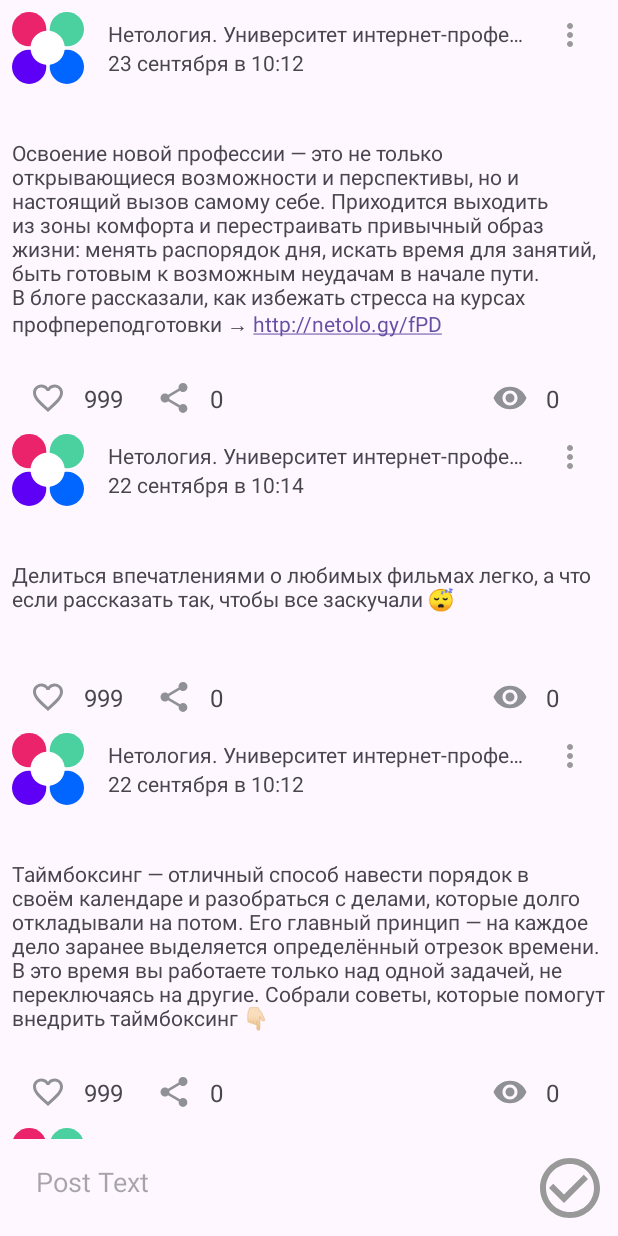
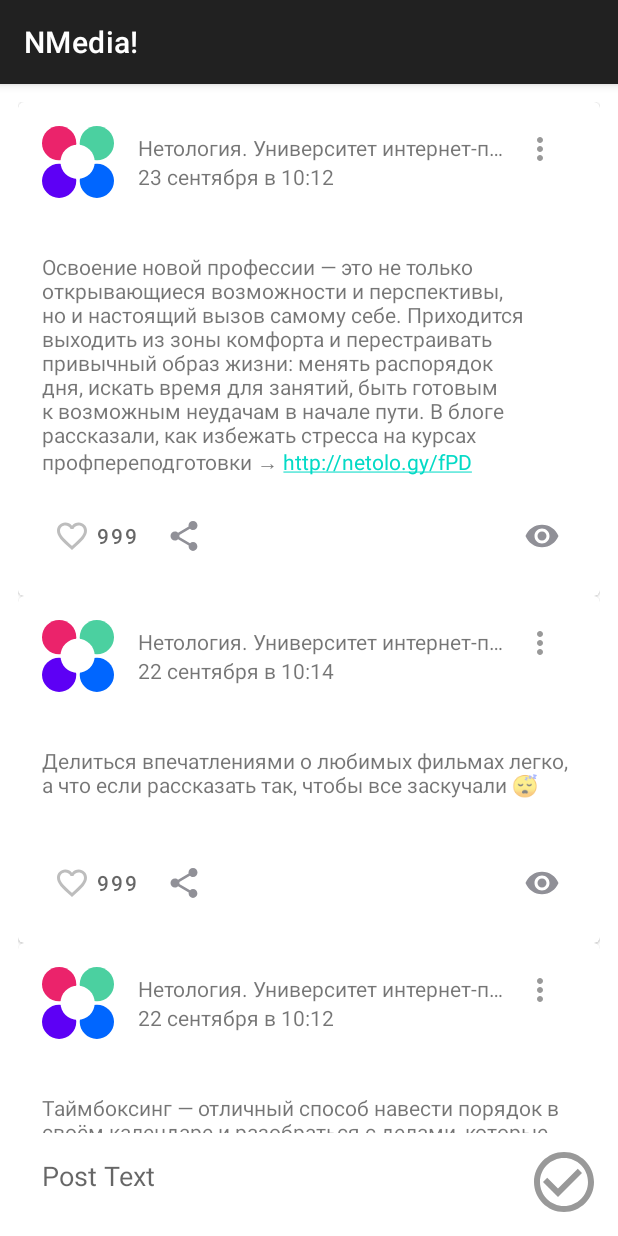
Before and after one commit to StanislavPashkov/NMedia-Android, an Android app: the screen it shows after launch (MainActivity), on a phone screen of 412 x 824 dp. Run offline under Robolectric (Android 15) with nearby library versions, the phone set to English and light mode, and no system bars.

Commit message:
material

```diff
--- a/app/build.gradle.kts
+++ b/app/build.gradle.kts
@@ -43,15 +43,16 @@ android {
 
 dependencies {
 
-    implementation("androidx.core:core-ktx:1.12.0")
+    implementation("androidx.core:core-ktx:1.13.0")
     implementation("androidx.appcompat:appcompat:1.6.1")
     implementation("com.google.android.material:material:1.11.0")
     implementation("androidx.constraintlayout:constraintlayout:2.1.4")
     implementation("com.google.android.gms:play-services-maps:18.2.0")
     implementation ("androidx.recyclerview:recyclerview:1.3.2")
-    implementation ("androidx.activity:activity-ktx:1.8.2")
+    implementation ("androidx.activity:activity-ktx:1.9.0")
     implementation ("androidx.lifecycle:lifecycle-viewmodel-ktx:2.7.0")
     implementation ("androidx.lifecycle:lifecycle-livedata-ktx:2.7.0")
+    implementation ("com.google.android.material:material:1.11.0")
 
 
     testImplementation("junit:junit:4.13.2")
--- a/app/src/main/AndroidManifest.xml
+++ b/app/src/main/AndroidManifest.xml
@@ -6,9 +6,9 @@
         android:allowBackup="true"
         android:dataExtractionRules="@xml/data_extraction_rules"
         android:fullBackupContent="@xml/backup_rules"
-        android:icon="@mipmap/ic_launcher"
+        android:icon="@drawable/ic_netology_48dp"
         android:label="@string/app_name"
-        android:roundIcon="@mipmap/ic_launcher_round"
+        android:roundIcon="@drawable/ic_netology_original_48dp"
         android:supportsRtl="true"
         android:theme="@style/Theme.NMedia"
         tools:targetApi="31">
--- a/app/src/main/java/ru/netology/nmedia/adapter/PostsAdapter.kt
+++ b/app/src/main/java/ru/netology/nmedia/adapter/PostsAdapter.kt
@@ -46,20 +46,10 @@ class PostViewHolder(
             author.text = post.author
             published.text = post.published
             content.text = post.content
-            likeCount.text = Calc.converter(post.likes)
-            shareCount.text = Calc.converter(post.share)
-            vievCount.text = Calc.converter(post.view)
-            like.setImageResource(
-                if (post.likedByMe) R.drawable.ic_liked_24 else R.drawable.ic_like_24
-            )
+            like.isChecked = post.likedByMe
+            like.text = Calc.converter(post.likes)
 
-            like.setOnClickListener {
-                onInteractoinListener.onLike(post)
-            }
 
-            share.setOnClickListener {
-                onInteractoinListener.onShare(post)
-            }
             menu.setOnClickListener {
                 PopupMenu(it.context, it).apply {
                     inflate(R.menu.option_post)
--- a/app/src/main/java/ru/netology/nmedia/viewmodel/PostViewModel.kt
+++ b/app/src/main/java/ru/netology/nmedia/viewmodel/PostViewModel.kt
@@ -12,6 +12,7 @@ private val empty = Post(
     content = "",
     author = "",
     likedByMe = false,
+    likes = 0,
     published = ""
 )
 
@@ -25,9 +26,6 @@ class PostViewModel : ViewModel() {
     fun removeById(id: Long) = repository.removeById(id)
     fun edit(post: Post) {
         edited.value = post
-    }
-    fun setEmptyPost() {
-        edited.value = empty
     }
 
     fun changeContentAndSave(text: String) {
--- /dev/null
+++ b/app/src/main/res/color/icon_button_tint.xml
@@ -0,0 +1,4 @@
+<?xml version="1.0" encoding="utf-8"?>
+<selector xmlns:android="http://schemas.android.com/apk/res/android">
+    <item android:color="?attr/colorControlNormal" />
+</selector>
--- /dev/null
+++ b/app/src/main/res/color/like_checkbox_tint.xml
@@ -0,0 +1,6 @@
+<?xml version="1.0" encoding="utf-8"?>
+<selector xmlns:android="http://schemas.android.com/apk/res/android">
+    <item android:color="@color/likes"
+        android:state_checked="true"/>
+    <item android:color="@color/divider" />
+</selector>
--- a/app/src/main/res/drawable/ic_netology_original_48dp.xml
+++ b/app/src/main/res/drawable/ic_netology_original_48dp.xml
@@ -1,5 +1,5 @@
-<vector android:height="48dp" android:viewportHeight="460"
-    android:viewportWidth="460" android:width="48dp" xmlns:android="http://schemas.android.com/apk/res/android">
+<vector android:height="64dp" android:viewportHeight="460"
+    android:viewportWidth="460" android:width="64dp" xmlns:android="http://schemas.android.com/apk/res/android">
     <path android:fillColor="#0066FF" android:pathData="M350.5,350.5m109.5,0a109.5,109.5 0,1 0,-219 0a109.5,109.5 0,1 0,219 0"/>
     <path android:fillColor="#5D00F5" android:pathData="M109.5,350.5m-109.5,0a109.5,109.5 0,1 1,219 0a109.5,109.5 0,1 1,-219 0"/>
     <path android:fillColor="#EB236B" android:pathData="M109.5,109.5m-109.5,0a109.5,109.5 0,1 1,219 0a109.5,109.5 0,1 1,-219 0"/>
--- a/app/src/main/res/layout/activity_main.xml
+++ b/app/src/main/res/layout/activity_main.xml
@@ -4,7 +4,7 @@
     xmlns:tools="http://schemas.android.com/tools"
     android:layout_width="match_parent"
     android:layout_height="match_parent"
-    android:padding="8dp"
+    android:padding="12dp"
     tools:context=".activity.MainActivity">
 
     <androidx.recyclerview.widget.RecyclerView
@@ -13,7 +13,10 @@
         android:layout_height="0dp"
         app:layoutManager="androidx.recyclerview.widget.LinearLayoutManager"
         app:layout_constraintBottom_toTopOf="@id/toolsTop"
+        app:layout_constraintEnd_toEndOf="parent"
+        app:layout_constraintStart_toStartOf="parent"
         app:layout_constraintTop_toTopOf="parent"
+        app:layout_constraintVertical_bias="0.0"
         tools:listitem="@layout/card_post" />
 
     <androidx.constraintlayout.widget.Barrier
@@ -94,7 +97,7 @@
         android:hint="@string/post_text"
         android:importantForAutofill="no"
         android:inputType="textMultiLine"
-        android:maxLines="6"
+        android:maxLines="4"
         android:minHeight="48dp"
         android:padding="16dp"
         app:layout_constraintBottom_toBottomOf="parent"
--- a/app/src/main/res/layout/card_post.xml
+++ b/app/src/main/res/layout/card_post.xml
@@ -1,11 +1,15 @@
 <?xml version="1.0" encoding="utf-8"?>
-<androidx.constraintlayout.widget.ConstraintLayout xmlns:android="http://schemas.android.com/apk/res/android"
+<com.google.android.material.card.MaterialCardView xmlns:android="http://schemas.android.com/apk/res/android"
     xmlns:app="http://schemas.android.com/apk/res-auto"
     xmlns:tools="http://schemas.android.com/tools"
-    android:id="@+id/main"
+    android:layout_width="match_parent"
+    android:layout_height="wrap_content">
+
+    <androidx.constraintlayout.widget.ConstraintLayout
         android:layout_width="match_parent"
         android:layout_height="wrap_content"
-    android:name=".CardPostActivity">
+        android:padding="@dimen/common_spacing">
+
         <TextView
             android:id="@+id/author"
             android:layout_width="0dp"
@@ -84,16 +88,18 @@
             app:srcCompat="@drawable/ic_netology_48dp" />
 
 
-    <androidx.constraintlayout.utils.widget.ImageFilterButton
+        <com.google.android.material.button.MaterialButton
             android:id="@+id/like"
-        android:layout_width="48dp"
-        android:layout_height="48dp"
-        android:backgroundTint="#00000000"
-        android:contentDescription="NULL"
-        android:tint="@color/material_dynamic_neutral60"
+            style="@style/Widget.AppTheme.LikeButton"
+            android:layout_width="wrap_content"
+            android:layout_height="wrap_content"
+            android:checkable="true"
+            android:contentDescription="@string/description_post_like"
+            app:icon="@drawable/ic_like_24"
             app:layout_constraintStart_toStartOf="parent"
             app:layout_constraintTop_toBottomOf="@id/barrier1"
-        app:srcCompat="@drawable/ic_like_24" />
+            tools:checked="@sample/posts.json/data/likedByMe"
+            tools:text="@sample/posts.json/data/likes" />
 
         <androidx.constraintlayout.utils.widget.ImageFilterButton
             android:id="@+id/share"
@@ -103,7 +109,7 @@
             android:contentDescription="NULL"
             android:tint="@color/material_dynamic_neutral60"
             app:layout_constraintBottom_toBottomOf="@+id/like"
-        app:layout_constraintStart_toEndOf="@+id/likeCount"
+            app:layout_constraintStart_toEndOf="@+id/like"
             app:layout_constraintTop_toTopOf="@+id/like"
             app:layout_constraintVertical_bias="0.0"
             app:srcCompat="@drawable/ic_share_24" />
@@ -112,6 +118,7 @@
             android:id="@+id/view"
             android:layout_width="48dp"
             android:layout_height="48dp"
+            android:layout_marginStart="192dp"
             android:backgroundTint="#00000000"
             android:contentDescription="NULL"
             android:rotation="0"
@@ -119,7 +126,8 @@
             android:rotationY="0"
             android:tint="@color/material_dynamic_neutral60"
             app:layout_constraintBottom_toBottomOf="@+id/share"
-        app:layout_constraintEnd_toStartOf="@+id/vievCount"
+            app:layout_constraintEnd_toEndOf="parent"
+            app:layout_constraintStart_toEndOf="@+id/share"
             app:layout_constraintTop_toBottomOf="@id/barrier1"
             app:layout_constraintTop_toTopOf="@+id/share"
             app:layout_constraintVertical_bias="1.0"
@@ -136,35 +144,36 @@
             app:barrierDirection="bottom"
             app:constraint_referenced_ids="content" />
 
-    <TextView
-        android:id="@+id/likeCount"
-        android:layout_width="36dp"
-        android:layout_height="wrap_content"
-        android:textSize="16sp"
-        app:layout_constraintBottom_toBottomOf="@+id/like"
-        app:layout_constraintStart_toEndOf="@+id/like"
-        app:layout_constraintTop_toTopOf="@+id/like"
-        tools:text="999" />
+        <!--    <TextView-->
+        <!--        android:id="@+id/likeCount"-->
+        <!--        android:layout_width="36dp"-->
+        <!--        android:layout_height="wrap_content"-->
+        <!--        android:textSize="16sp"-->
+        <!--        app:layout_constraintBottom_toBottomOf="@+id/like"-->
+        <!--        app:layout_constraintStart_toEndOf="@+id/like"-->
+        <!--        app:layout_constraintTop_toTopOf="@+id/like"-->
+        <!--        tools:text="999" />-->
 
-    <TextView
-        android:id="@+id/shareCount"
-        android:layout_width="36dp"
-        android:layout_height="wrap_content"
-        android:textSize="16sp"
-        app:layout_constraintBottom_toBottomOf="@+id/share"
-        app:layout_constraintStart_toEndOf="@+id/share"
-        app:layout_constraintTop_toTopOf="@+id/share"
-        tools:text="999" />
+        <!--    <TextView-->
+        <!--        android:id="@+id/shareCount"-->
+        <!--        android:layout_width="36dp"-->
+        <!--        android:layout_height="wrap_content"-->
+        <!--        android:textSize="16sp"-->
+        <!--        app:layout_constraintBottom_toBottomOf="@+id/share"-->
+        <!--        app:layout_constraintStart_toEndOf="@+id/share"-->
+        <!--        app:layout_constraintTop_toTopOf="@+id/share"-->
+        <!--        tools:text="999" />-->
 
-    <TextView
-        android:id="@+id/vievCount"
-        android:layout_width="36dp"
-        android:layout_height="wrap_content"
-        android:layout_marginEnd="4dp"
-        android:textSize="16sp"
-        app:layout_constraintBottom_toBottomOf="@+id/view"
-        app:layout_constraintEnd_toEndOf="parent"
-        app:layout_constraintTop_toTopOf="@+id/view"
-        tools:text="999" />
+        <!--    <TextView-->
+        <!--        android:id="@+id/vievCount"-->
+        <!--        android:layout_width="36dp"-->
+        <!--        android:layout_height="wrap_content"-->
+        <!--        android:layout_marginEnd="4dp"-->
+        <!--        android:textSize="16sp"-->
+        <!--        app:layout_constraintBottom_toBottomOf="@+id/view"-->
+        <!--        app:layout_constraintEnd_toEndOf="parent"-->
+        <!--        app:layout_constraintTop_toTopOf="@+id/view"-->
+        <!--        tools:text="999" />-->
 
     </androidx.constraintlayout.widget.ConstraintLayout>
+</com.google.android.material.card.MaterialCardView>
--- a/app/src/main/res/values-night/themes.xml
+++ b/app/src/main/res/values-night/themes.xml
@@ -1,6 +1,6 @@
 <resources xmlns:tools="http://schemas.android.com/tools">
     <!-- Base application theme. -->
-    <style name="Base.Theme.NMedia" parent="Theme.Material3.DayNight.NoActionBar">
+    <style name="Base.Theme.NMedia" parent="Theme.MaterialComponents.DayNight.DarkActionBar">
         <!-- Customize your dark theme here. -->
         <!-- <item name="colorPrimary">@color/my_dark_primary</item> -->
     </style>
--- a/app/src/main/res/values/colors.xml
+++ b/app/src/main/res/values/colors.xml
@@ -10,4 +10,5 @@
     <color name="secondary_text">#757575</color>
     <color name="icons">#FFFFFF</color>
     <color name="divider">#BDBDBD</color>
+    <color name="likes">#FF0000</color>
 </resources>
--- a/app/src/main/res/values/dimens.xml
+++ b/app/src/main/res/values/dimens.xml
@@ -1,5 +1,9 @@
 <?xml version="1.0" encoding="utf-8"?>
 <resources>
-    <dimen name="posts_avatar_size" />
-    <dimen name="common_spacing" />
+    <dimen name="common_spacing">16dp</dimen>
+    <dimen name="posts_avatar_size">48dp</dimen>
+    <dimen name="fab_margin">16dp</dimen>
+    <dimen name="checkbox_padding_start">8dp</dimen>
+    <dimen name="icon_button_padding">12dp</dimen>
+    <dimen name="icon_button_min_size">48dp</dimen>
 </resources>
--- a/app/src/main/res/values/strings.xml
+++ b/app/src/main/res/values/strings.xml
@@ -19,4 +19,5 @@
     <string name="s5" translatable="false">5</string>
     <string name="_6" translatable="false">1k</string>
     <string name="edit_message">Edit message</string>
+    <string name="like">Like</string>
 </resources>
--- a/app/src/main/res/values/themes.xml
+++ b/app/src/main/res/values/themes.xml
@@ -1,6 +1,6 @@
 <resources xmlns:tools="http://schemas.android.com/tools">
     <!-- Base application theme. -->
-    <style name="Base.Theme.NMedia" parent="Theme.Material3.DayNight.NoActionBar">
+    <style name="Base.Theme.NMedia" parent="Theme.MaterialComponents.DayNight.DarkActionBar">
         <!-- Customize your light theme here. -->
         <!-- <item name="colorPrimary">@color/my_light_primary</item> -->
     </style>
```
Also changed, not shown: app/src/main/java/ru/netology/nmedia/repository/PostRepositoryInMemoryImpl.kt (+2 -5 lines), app/src/main/res/drawable/ic_like_selector_24.xml (added, +12 -0 lines), app/src/main/res/values/styles.xml (added, +23 -0 lines), 1 other file. Lines whose indentation alone changed are shown as unchanged.
